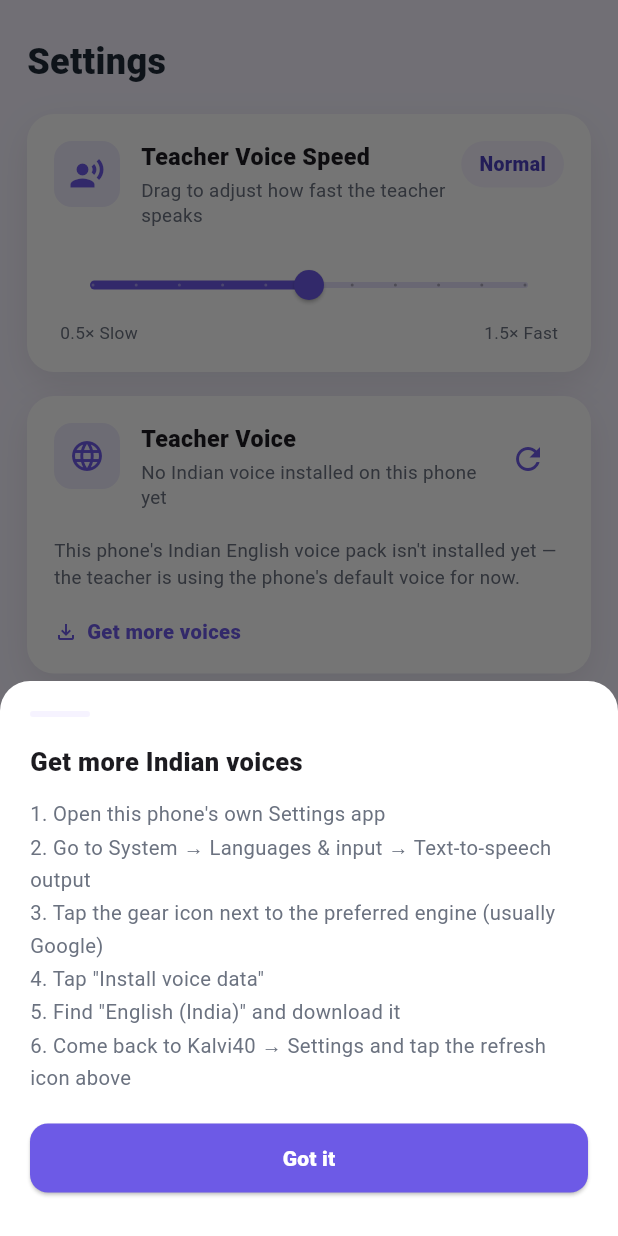
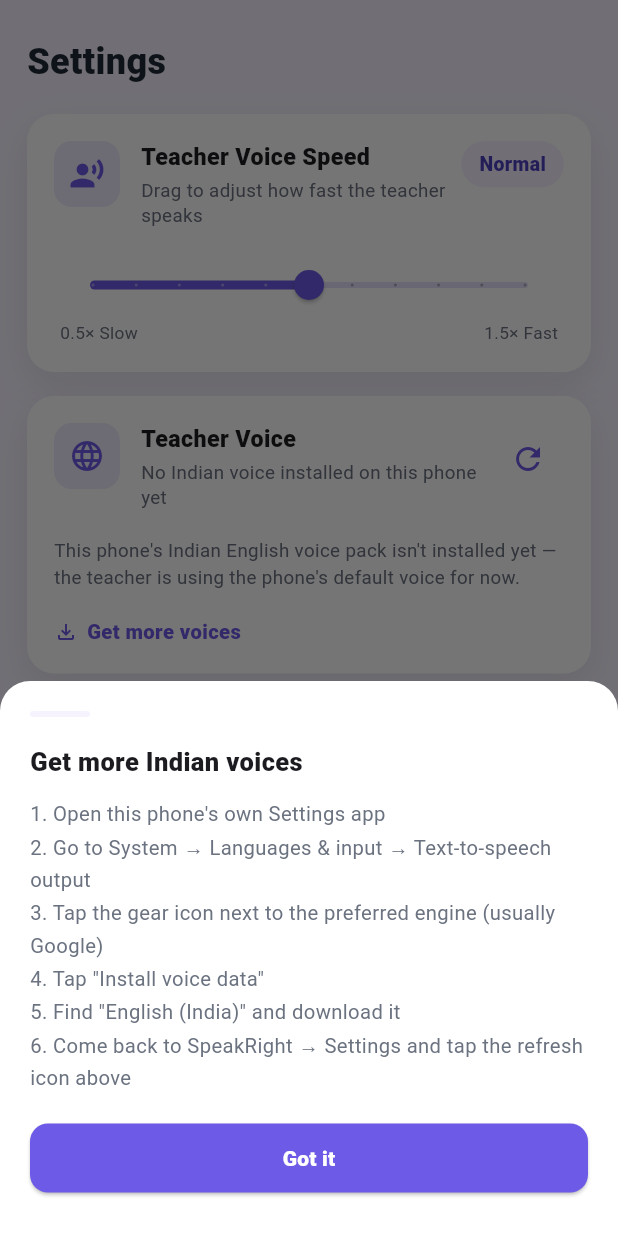
Before and after one commit to salimsrk/speakright-english, a Flutter app: the screen it shows after launch, item 4 of the bottom bar chosen, after a tap on "Get more voices", on a phone screen of 412 x 824 dp. Run offline on Flutter 3.47's test engine with Material 3 defaults, Android fonts, the phone set to English and light mode, and no system bars; our stand-ins replace audioplayers, flutter_tts, permission_handler, shared_preferences, speech_to_text; missing offline and left inert: record.

Commit message:
Add files via upload

```diff
--- a/lib/screens/home_screen.dart
+++ b/lib/screens/home_screen.dart
@@ -122,11 +122,9 @@ class _Header extends StatelessWidget {
                 constraints: const BoxConstraints(minWidth: 36, minHeight: 36),
               ),
               const SizedBox(width: 10),
-              ClipOval(
-                child: Image.asset("assets/icon/app_icon.png", width: 30, height: 30, fit: BoxFit.cover),
-              ),
+              const Text("🗣️", style: TextStyle(fontSize: 24)),
               const SizedBox(width: 8),
-              const Text("Kalvi40",
+              const Text("SpeakRight",
                   style: TextStyle(color: Colors.white, fontSize: 22, fontWeight: FontWeight.w800)),
             ],
           ),
--- a/lib/screens/home_tab_screen.dart
+++ b/lib/screens/home_tab_screen.dart
@@ -112,7 +112,7 @@ class _HomeTabScreenState extends State<HomeTabScreen> {
       _checkingOffline = false;
       _offlineResultText = online
           ? "You're online right now — but you don't need to be. Every lesson already works with zero internet. ✓"
-          : "You're offline right now — and Kalvi40 works exactly the same. Nothing here needs internet. ✓";
+          : "You're offline right now — and SpeakRight works exactly the same. Nothing here needs internet. ✓";
     });
   }
 
@@ -142,14 +142,12 @@ class _HomeTabScreenState extends State<HomeTabScreen> {
                 child: Column(
                   crossAxisAlignment: CrossAxisAlignment.start,
                   children: [
-                    Row(
+                    const Row(
                       children: [
-                        ClipOval(
-                          child: Image.asset("assets/icon/app_icon.png", width: 34, height: 34, fit: BoxFit.cover),
-                        ),
-                        const SizedBox(width: 10),
-                        const Expanded(
-                          child: Text("Kalvi40",
+                        Text("🗣️", style: TextStyle(fontSize: 28)),
+                        SizedBox(width: 8),
+                        Expanded(
+                          child: Text("SpeakRight English",
                               style: TextStyle(color: Colors.white, fontSize: 21, fontWeight: FontWeight.w800)),
                         ),
                       ],
--- a/lib/screens/settings_tab_screen.dart
+++ b/lib/screens/settings_tab_screen.dart
@@ -109,7 +109,7 @@ class _SettingsTabScreenState extends State<SettingsTabScreen> {
               "3. Tap the gear icon next to the preferred engine (usually Google)\n"
               "4. Tap \"Install voice data\"\n"
               "5. Find \"English (India)\" and download it\n"
-              "6. Come back to Kalvi40 → Settings and tap the refresh icon above",
+              "6. Come back to SpeakRight → Settings and tap the refresh icon above",
               style: TextStyle(fontSize: 13.5, color: AppColors.inkSoft, height: 1.6),
             ),
             const SizedBox(height: 18),
```
